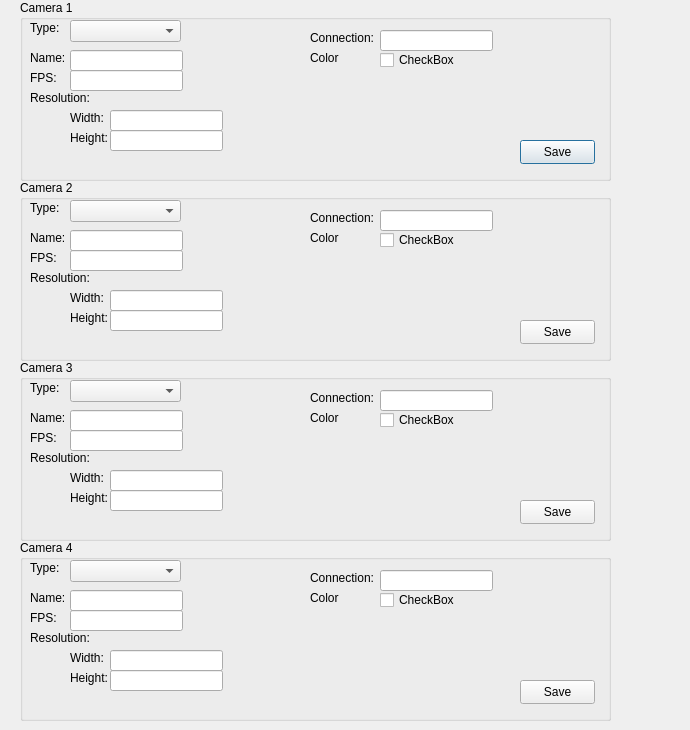
JosipVuckovic/SecurityCenterQt, file SecurityCenterQt/settingswindow.ui: the form before one commit.
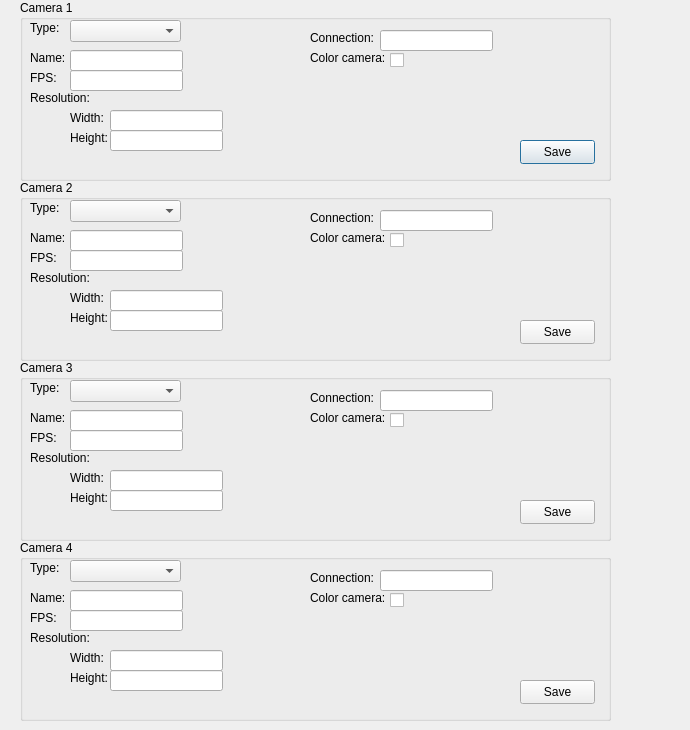
The form after the commit.

Commit message: UPD - change of window name

```diff
--- a/SecurityCenterQt/settingswindow.ui
+++ b/SecurityCenterQt/settingswindow.ui
@@ -133,12 +133,12 @@
      <rect>
       <x>290</x>
       <y>50</y>
-      <width>49</width>
+      <width>81</width>
       <height>16</height>
      </rect>
     </property>
     <property name="text">
-     <string>Color</string>
+     <string>Color camera:</string>
     </property>
    </widget>
    <widget class="QLineEdit" name="cam1_lineEdit_Name">
@@ -213,14 +213,14 @@
    <widget class="QCheckBox" name="cam1_checkBox_Color">
     <property name="geometry">
      <rect>
-      <x>360</x>
+      <x>370</x>
       <y>50</y>
       <width>75</width>
       <height>20</height>
      </rect>
     </property>
     <property name="text">
-     <string>CheckBox</string>
+     <string/>
     </property>
    </widget>
    <widget class="QPushButton" name="cam1_saveChanges_button">
@@ -345,12 +345,12 @@
      <rect>
       <x>290</x>
       <y>50</y>
-      <width>49</width>
+      <width>81</width>
       <height>16</height>
      </rect>
     </property>
     <property name="text">
-     <string>Color</string>
+     <string>Color camera:</string>
     </property>
    </widget>
    <widget class="QLineEdit" name="cam2_lineEdit_Name">
@@ -425,14 +425,14 @@
    <widget class="QCheckBox" name="cam2_checkBox_Color">
     <property name="geometry">
      <rect>
-      <x>360</x>
+      <x>370</x>
       <y>50</y>
       <width>75</width>
       <height>20</height>
      </rect>
     </property>
     <property name="text">
-     <string>CheckBox</string>
+     <string/>
     </property>
    </widget>
    <widget class="QPushButton" name="cam2_saveChanges_button">
@@ -557,12 +557,12 @@
      <rect>
       <x>290</x>
       <y>50</y>
-      <width>49</width>
+      <width>81</width>
       <height>16</height>
      </rect>
     </property>
     <property name="text">
-     <string>Color</string>
+     <string>Color camera:</string>
     </property>
    </widget>
    <widget class="QLineEdit" name="cam3_lineEdit_Name">
@@ -637,14 +637,14 @@
    <widget class="QCheckBox" name="cam3_checkBox_Color">
     <property name="geometry">
      <rect>
-      <x>360</x>
+      <x>370</x>
       <y>50</y>
       <width>75</width>
       <height>20</height>
      </rect>
     </property>
     <property name="text">
-     <string>CheckBox</string>
+     <string/>
     </property>
    </widget>
    <widget class="QPushButton" name="cam3_saveChanges_button">
@@ -769,12 +769,12 @@
      <rect>
       <x>290</x>
       <y>50</y>
-      <width>49</width>
+      <width>81</width>
       <height>16</height>
      </rect>
     </property>
     <property name="text">
-     <string>Color</string>
+     <string>Color camera:</string>
     </property>
    </widget>
    <widget class="QLineEdit" name="cam4_lineEdit_Name">
@@ -849,14 +849,14 @@
    <widget class="QCheckBox" name="cam4_checkBox_Color">
     <property name="geometry">
      <rect>
-      <x>360</x>
+      <x>370</x>
       <y>50</y>
       <width>75</width>
       <height>20</height>
      </rect>
     </property>
     <property name="text">
-     <string>CheckBox</string>
+     <string/>
     </property>
    </widget>
    <widget class="QPushButton" name="cam4_saveChanges_button">
```
Left out of the diff: 2 changed lines with no effect on the pictures. The commit also changes 1 other file.
